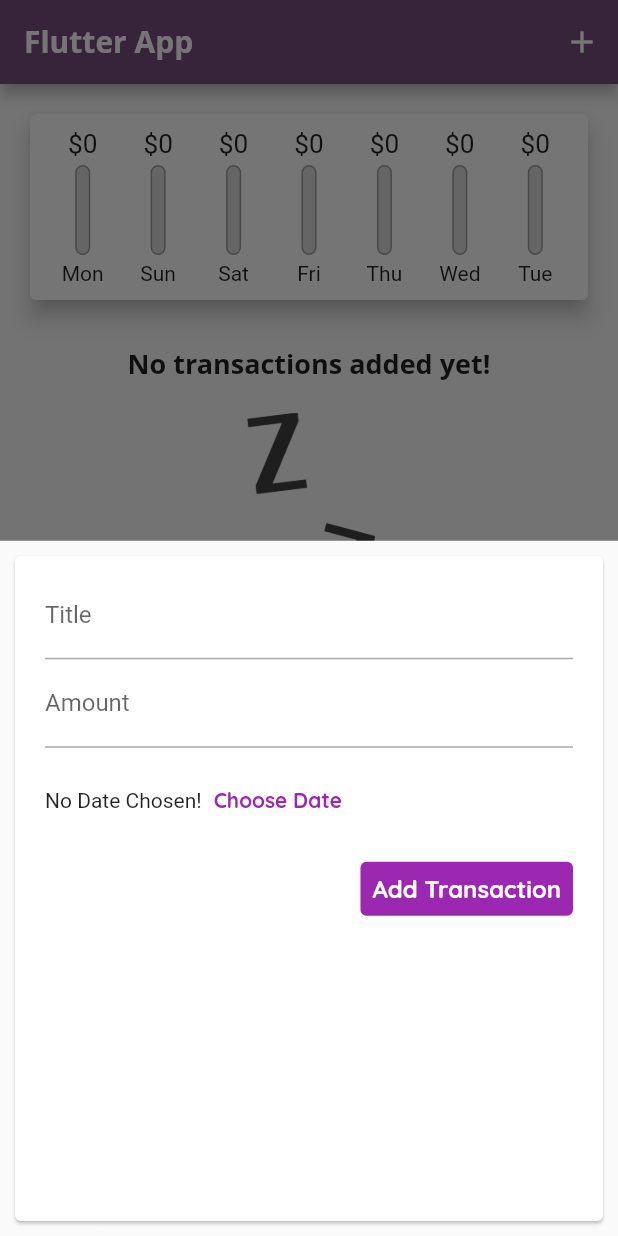
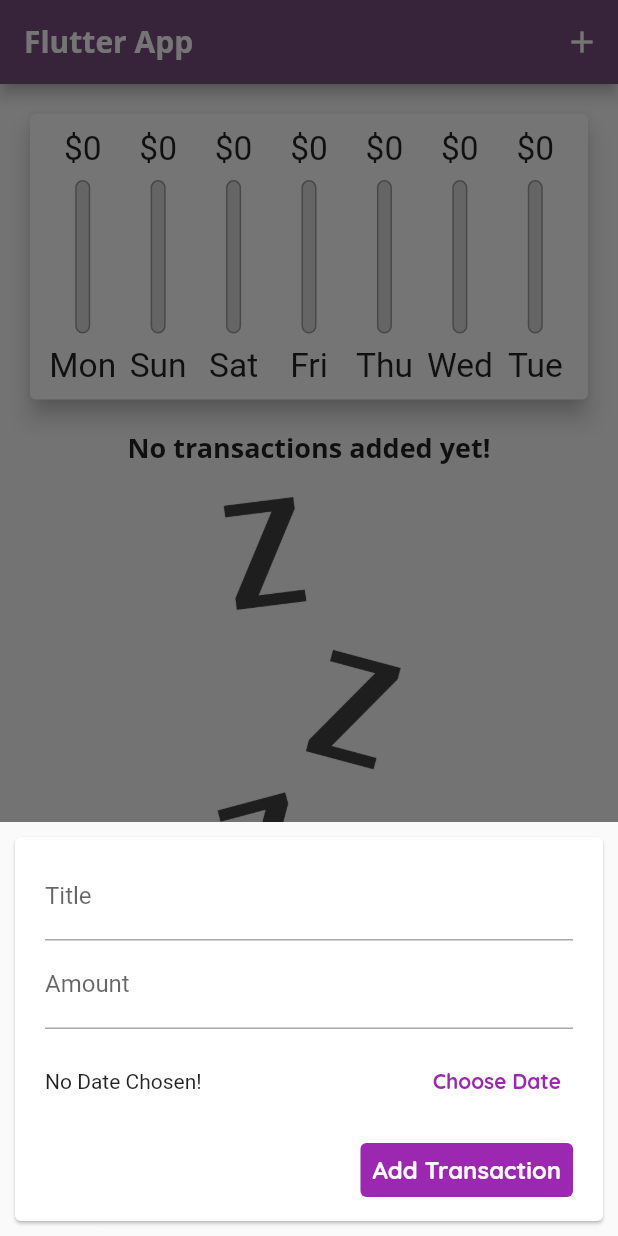
Before and after one commit to tranvuongduy2003/transactions_app, a Flutter app: the screen it shows after launch, after a tap on the "add" icon, on a phone screen of 412 x 824 dp. Run offline on Flutter 3.47's test engine with Material 2 defaults, Android fonts, the phone set to English and light mode, and no system bars; Roboto replaces fonts that are missing (Open Sans).

Commit message:
done app

```diff
--- a/lib/main.dart
+++ b/lib/main.dart
@@ -57,6 +57,8 @@ class _MyHomePageState extends State<MyHomePage> {
     //     date: DateTime.now()),
   ];
 
+  bool _showChart = false;
+
   List<Transaction> get _recentTransactions {
     return _userTransactions.where((transaction) {
       return transaction.date
@@ -64,15 +66,22 @@ class _MyHomePageState extends State<MyHomePage> {
     }).toList();
   }
 
-  void _addNewTransaction(String transactionTitle, double transactionAmount) {
+  void _addNewTransaction(String transactionTitle, double transactionAmount,
+      DateTime transactionDate) {
     final newTransaction = Transaction(
         id: DateTime.now().toString(),
         title: transactionTitle,
         amount: transactionAmount,
-        date: DateTime.now());
+        date: transactionDate);
 
     setState(() {
       _userTransactions.add(newTransaction);
+    });
+  }
+
+  void _deleteTransaction(String id) {
+    setState(() {
+      _userTransactions.removeWhere((transaction) => transaction.id == id);
     });
   }
 
@@ -91,22 +100,66 @@ class _MyHomePageState extends State<MyHomePage> {
 
   @override
   Widget build(BuildContext context) {
+    final isLandscape =
+        MediaQuery.of(context).orientation == Orientation.landscape;
+
+    final appBar = AppBar(
+      title: const Text('Flutter App'),
+      actions: [
+        IconButton(
+            onPressed: () => _startAddNewTransaction(context),
+            icon: const Icon(Icons.add))
+      ],
+    );
+
+    final transactionsListWidget = Container(
+      height: (MediaQuery.of(context).size.height -
+              appBar.preferredSize.height -
+              MediaQuery.of(context).padding.top) *
+          0.6,
+      child: TransactionList(_userTransactions, _deleteTransaction),
+    );
+
     return Scaffold(
-      appBar: AppBar(
-        title: const Text('Flutter App'),
-        actions: [
-          IconButton(
-              onPressed: () => _startAddNewTransaction(context),
-              icon: const Icon(Icons.add))
-        ],
-      ),
+      appBar: appBar,
       body: SingleChildScrollView(
         child: Column(
           // mainAxisAlignment: MainAxisAlignment.spaceEvenly,
           crossAxisAlignment: CrossAxisAlignment.stretch,
           children: <Widget>[
-            Chart(_userTransactions),
-            TransactionList(_userTransactions),
+            if (isLandscape)
+              Row(
+                mainAxisAlignment: MainAxisAlignment.center,
+                children: <Widget>[
+                  Text("Show Chart"),
+                  Switch(
+                      value: _showChart,
+                      onChanged: (val) {
+                        setState(() {
+                          _showChart = val;
+                        });
+                      })
+                ],
+              ),
+            if (!isLandscape)
+              Container(
+                height: (MediaQuery.of(context).size.height -
+                        appBar.preferredSize.height -
+                        MediaQuery.of(context).padding.top) *
+                    0.3,
+                child: Chart(_userTransactions),
+              ),
+            if (!isLandscape) transactionsListWidget,
+            if (isLandscape)
+              _showChart
+                  ? Container(
+                      height: (MediaQuery.of(context).size.height -
+                              appBar.preferredSize.height -
+                              MediaQuery.of(context).padding.top) *
+                          0.7,
+                      child: Chart(_userTransactions),
+                    )
+                  : transactionsListWidget
           ],
         ),
       ),
--- a/lib/widgets/chart_bar.dart
+++ b/lib/widgets/chart_bar.dart
@@ -9,21 +9,23 @@ class ChartBar extends StatelessWidget {
 
   @override
   Widget build(BuildContext context) {
+    return LayoutBuilder(builder: (ctx, constraints) {
       return Column(
         children: <Widget>[
           Container(
-          height: 20,
+            height: constraints.maxHeight * 0.15,
             child: FittedBox(
               child: Text('\$${spendingAmount.toStringAsFixed(0)}'),
             ),
           ),
           SizedBox(
-          height: 4,
+            height: constraints.maxHeight * 0.05,
           ),
           Container(
-          height: 60,
+            height: constraints.maxHeight * 0.6,
             width: 10,
             child: Stack(
+              alignment: Alignment.bottomCenter,
               children: <Widget>[
                 Container(
                   decoration: BoxDecoration(
@@ -36,7 +38,9 @@ class ChartBar extends StatelessWidget {
                   heightFactor: spendingPctOfTotal,
                   child: Container(
                     decoration: BoxDecoration(
-                    color: Theme.of(context).primaryColor,
+                      color: Theme
+                          .of(context)
+                          .primaryColor,
                       borderRadius: BorderRadius.circular(10),
                     ),
                   ),
@@ -44,9 +48,17 @@ class ChartBar extends StatelessWidget {
               ],
             ),
           ),
-        SizedBox(height: 4),
-        Text(label),
+          SizedBox(
+              height: constraints.maxHeight * 0.05
+          ),
+          Container(
+              height: constraints.maxHeight * 0.15,
+              child: FittedBox(
+                child: Text(label),
+              )
+          )
         ],
       );
+    });
   }
 }
--- a/lib/widgets/new_transaction.dart
+++ b/lib/widgets/new_transaction.dart
@@ -1,4 +1,5 @@
 import 'package:flutter/material.dart';
+import 'package:intl/intl.dart';
 
 class NewTransaction extends StatefulWidget {
   final Function addTransactionHandler;
@@ -12,24 +13,50 @@ class NewTransaction extends StatefulWidget {
 class _NewTransactionState extends State<NewTransaction> {
   final _titleController = TextEditingController();
   final _amountController = TextEditingController();
+  DateTime? _selectedDate;
 
-  void submitData() {
+  void _submitData() {
+    if (_amountController.text.isEmpty) {
+      return;
+    }
+
     final enteredTitle = _titleController.text;
     final enteredAmount = double.parse(_amountController.text);
 
-    if (enteredTitle.isEmpty || enteredAmount <= 0) {
+    if (enteredTitle.isEmpty || enteredAmount <= 0 || _selectedDate == null) {
       return;
     }
 
-    widget.addTransactionHandler(enteredTitle, enteredAmount);
+    widget.addTransactionHandler(enteredTitle, enteredAmount, _selectedDate);
 
     Navigator.of(context).pop();
   }
 
+  void _presentDatePicker() {
+    showDatePicker(
+            context: context,
+            initialDate: DateTime.now(),
+            firstDate: DateTime(2019),
+            lastDate: DateTime.now())
+        .then((pickedDate) {
+      if (pickedDate == null) {
+        return;
+      }
+      setState(() {
+        _selectedDate = pickedDate;
+      });
+    });
+  }
+
   @override
   Widget build(BuildContext context) {
-    return Card(
-      margin: EdgeInsets.all(10),
+    return SingleChildScrollView(
+        child: Card(
+      margin: EdgeInsets.only(
+          top: 10,
+          left: 10,
+          right: 10,
+          bottom: MediaQuery.of(context).viewInsets.bottom + 10),
       child: Container(
         padding: EdgeInsets.symmetric(horizontal: 20, vertical: 10),
         child: Column(
@@ -50,9 +77,13 @@ class _NewTransactionState extends State<NewTransaction> {
               height: 70,
               child: Row(
                 children: <Widget>[
-                  Text('No Date Chosen!'),
+                  Expanded(
+                    child: Text(_selectedDate == null
+                        ? 'No Date Chosen!'
+                        : 'Picked Date: ${DateFormat.yMMMd().format(_selectedDate as DateTime)}'),
+                  ),
                   TextButton(
-                      onPressed: () {},
+                      onPressed: _presentDatePicker,
                       child: Text('Choose Date',
                           style: TextStyle(
                               color: Theme.of(context).primaryColor,
@@ -61,7 +92,7 @@ class _NewTransactionState extends State<NewTransaction> {
               ),
             ),
             TextButton(
-                onPressed: submitData,
+                onPressed: _submitData,
                 style: ButtonStyle(
                     backgroundColor: MaterialStateProperty.all(
                         Theme.of(context).primaryColor)),
@@ -75,6 +106,6 @@ class _NewTransactionState extends State<NewTransaction> {
           ],
         ),
       ),
-    );
+    ));
   }
 }
--- a/lib/widgets/transaction_list.dart
+++ b/lib/widgets/transaction_list.dart
@@ -5,58 +5,15 @@ import '../models/transaction.dart';
 
 class TransactionList extends StatelessWidget {
   final List<Transaction> transactions;
+  final Function deleteTransaction;
 
-  TransactionList(this.transactions);
+  TransactionList(this.transactions, this.deleteTransaction);
 
   @override
   Widget build(BuildContext context) {
-    return Container(
-      height: 400,
-      margin: EdgeInsets.all(10),
-      // child: ListView(
-      //   children: transactions.map((transaction) {
-      //     return Card(
-      //       child: Row(
-      //         children: <Widget>[
-      //           Container(
-      //             margin: EdgeInsets.symmetric(
-      //               vertical: 10,
-      //               horizontal: 15,
-      //             ),
-      //             decoration: BoxDecoration(
-      //               border: Border.all(
-      //                 color: Colors.purple,
-      //                 width: 2,
-      //               ),
-      //             ),
-      //             padding: EdgeInsets.all(10),
-      //             child: Text('\$${transaction.amount.toString()}',
-      //                 style: TextStyle(
-      //                     fontWeight: FontWeight.bold,
-      //                     fontSize: 20,
-      //                     color: Colors.purple)),
-      //           ),
-      //           Column(
-      //             crossAxisAlignment: CrossAxisAlignment.start,
-      //             children: <Widget>[
-      //               Text(
-      //                 transaction.title,
-      //                 style:
-      //                     TextStyle(fontSize: 16, fontWeight: FontWeight.bold),
-      //               ),
-      //               Text(DateFormat.yMd().format(transaction.date),
-      //                   style: TextStyle(
-      //                     color: Colors.grey,
-      //                   ))
-      //             ],
-      //           )
-      //         ],
-      //       ),
-      //     );
-      //   }).toList(),
-      // ),
-      child: transactions.isEmpty
-          ? Column(
+    return transactions.isEmpty
+        ? LayoutBuilder(builder: (ctx, constraints) {
+            return Column(
               children: <Widget>[
                 Text('No transactions added yet!',
                     style: Theme.of(context).textTheme.titleLarge),
@@ -64,13 +21,14 @@ class TransactionList extends StatelessWidget {
                   height: 20,
                 ),
                 Container(
-                    height: 200,
+                    height: constraints.maxHeight * 0.6,
                     child: Image.asset(
                       'assets/images/waiting.png',
                       fit: BoxFit.cover,
                     ))
               ],
-            )
+            );
+          })
         : ListView.builder(
             itemCount: transactions.length,
             itemBuilder: (context, index) {
@@ -93,8 +51,24 @@ class TransactionList extends StatelessWidget {
                     ),
                     subtitle: Text(
                         DateFormat.yMMMd().format(transactions[index].date)),
+                    trailing: MediaQuery.of(context).size.width > 800
+                        ? TextButton.icon(
+                            onPressed: () =>
+                                deleteTransaction(transactions[index].id),
+                            icon: Icon(Icons.delete),
+                            label: Text("Delete"),
+                            style: ButtonStyle(
+                                foregroundColor: MaterialStateProperty.all(
+                                    Theme.of(context).colorScheme.error)),
+                          )
+                        : IconButton(
+                            onPressed: () =>
+                                deleteTransaction(transactions[index].id),
+                            icon: Icon(Icons.delete),
+                            color: Theme.of(context).colorScheme.error,
+                          ),
                   ));
-              }),
+            },
           );
   }
 }
```
Lines whose indentation alone changed are shown as unchanged.
